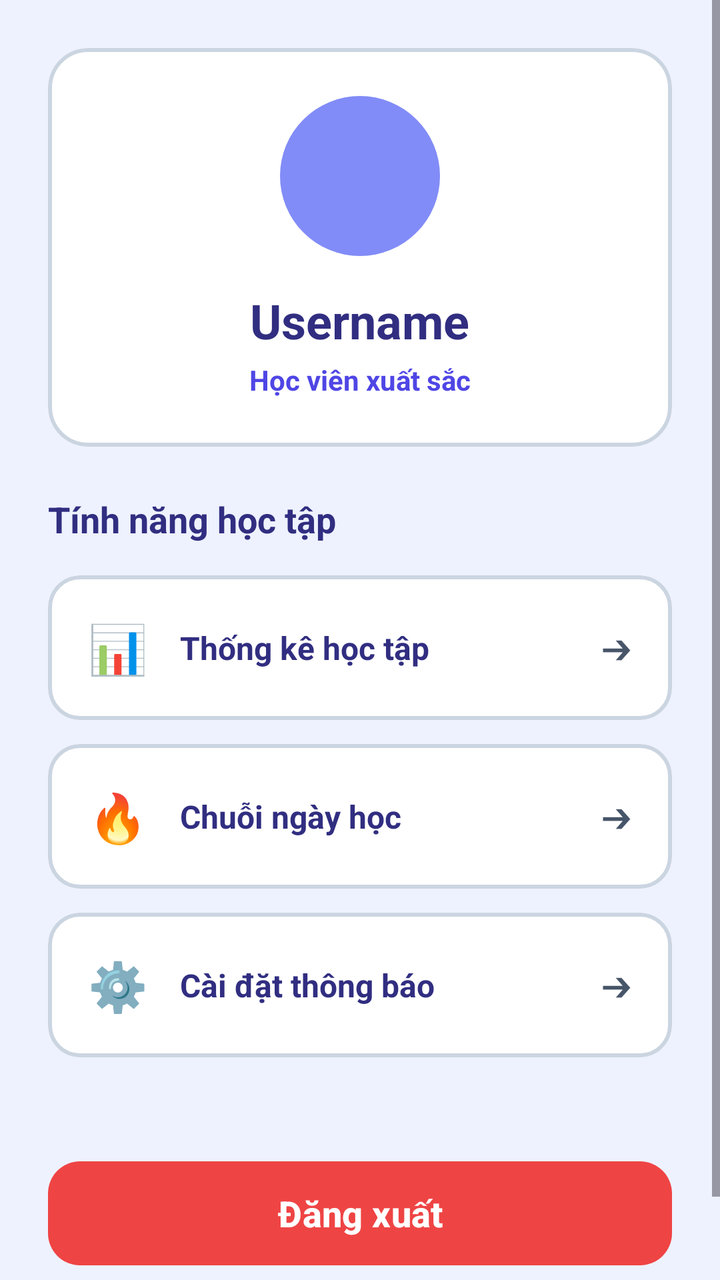
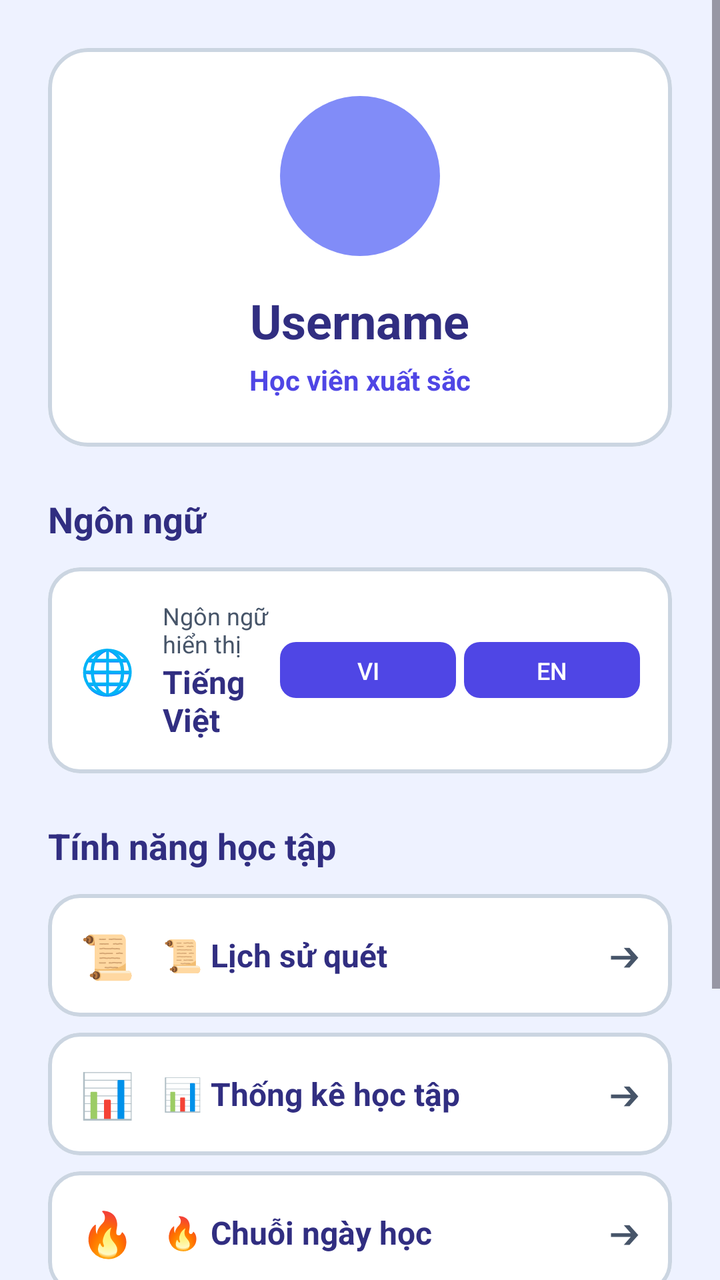

Before-and-after screenshots of an Android layout around one commit, followed by the original layout XML and the change that was made.
<!-- AndroidManifest.xml: application theme Theme.ObjectLanguage -->
<!-- res/layout/fragment_profile.xml -->
<?xml version="1.0" encoding="utf-8"?>
<ScrollView xmlns:android="http://schemas.android.com/apk/res/android"
    xmlns:app="http://schemas.android.com/apk/res-auto"
    android:layout_width="match_parent"
    android:layout_height="match_parent"
    android:background="@color/background"
    android:fillViewport="true">

    <LinearLayout
        android:layout_width="match_parent"
        android:layout_height="wrap_content"
        android:orientation="vertical"
        android:padding="24dp">


    <com.google.android.material.card.MaterialCardView
        android:layout_width="match_parent"
        android:layout_height="wrap_content"
        app:cardBackgroundColor="@color/surface"
        app:cardCornerRadius="20dp"
        app:cardElevation="0dp"
        app:strokeWidth="2dp"
        app:strokeColor="@color/divider"
        android:layout_marginBottom="24dp">

        <LinearLayout
            android:layout_width="match_parent"
            android:layout_height="wrap_content"
            android:orientation="vertical"
            android:padding="24dp"
            android:gravity="center">
            
            <ImageView
                android:layout_width="80dp"
                android:layout_height="80dp"
                android:src="@android:drawable/sym_def_app_icon"
                android:background="@drawable/circle_bg"
                android:layout_marginBottom="16dp" />

            <TextView
                android:id="@+id/tvUsername"
                android:layout_width="wrap_content"
                android:layout_height="wrap_content"
                android:text="Username"
                android:textColor="@color/text_primary"
                android:textSize="24sp"
                android:textStyle="bold" />
                
            <TextView
                android:layout_width="wrap_content"
                android:layout_height="wrap_content"
                android:text="Học viên xuất sắc"
                android:textColor="@color/primary"
                android:textSize="14sp"
                android:textStyle="bold"
                android:layout_marginTop="4dp" />

        </LinearLayout>
    </com.google.android.material.card.MaterialCardView>

    <TextView
        android:layout_width="match_parent"
        android:layout_height="wrap_content"
        android:text="Tính năng học tập"
        android:textColor="@color/text_primary"
        android:textSize="18sp"
        android:textStyle="bold"
        android:layout_marginBottom="16dp" />

    <com.google.android.material.card.MaterialCardView
        android:id="@+id/cardAnalytics"
        android:layout_width="match_parent"
        android:layout_height="wrap_content"
        app:cardBackgroundColor="@color/surface"
        app:cardCornerRadius="16dp"
        app:cardElevation="0dp"
        app:strokeWidth="2dp"
        app:strokeColor="@color/divider"
        android:layout_marginBottom="12dp"
        android:clickable="true"
        android:focusable="true"
        android:foreground="?android:attr/selectableItemBackground">

        <LinearLayout
            android:layout_width="match_parent"
            android:layout_height="wrap_content"
            android:orientation="horizontal"
            android:padding="20dp"
            android:gravity="center_vertical">
            <TextView android:layout_width="wrap_content" android:layout_height="wrap_content"
                android:text="📊" android:textSize="24sp" android:layout_marginEnd="16dp" />
            <TextView android:layout_width="0dp" android:layout_weight="1" android:layout_height="wrap_content"
                android:text="Thống kê học tập" android:textColor="@color/text_primary" android:textSize="16sp" android:textStyle="bold" />
            <TextView android:layout_width="wrap_content" android:layout_height="wrap_content"
                android:text="➔" android:textColor="@color/text_secondary" android:textSize="16sp" />
        </LinearLayout>
    </com.google.android.material.card.MaterialCardView>

    <com.google.android.material.card.MaterialCardView
        android:id="@+id/cardStreak"
        android:layout_width="match_parent"
        android:layout_height="wrap_content"
        app:cardBackgroundColor="@color/surface"
        app:cardCornerRadius="16dp"
        app:cardElevation="0dp"
        app:strokeWidth="2dp"
        app:strokeColor="@color/divider"
        android:layout_marginBottom="12dp"
        android:clickable="true"
        android:focusable="true"
        android:foreground="?android:attr/selectableItemBackground">

        <LinearLayout
            android:layout_width="match_parent"
            android:layout_height="wrap_content"
            android:orientation="horizontal"
            android:padding="20dp"
            android:gravity="center_vertical">
            <TextView android:layout_width="wrap_content" android:layout_height="wrap_content"
                android:text="🔥" android:textSize="24sp" android:layout_marginEnd="16dp" />
            <TextView android:layout_width="0dp" android:layout_weight="1" android:layout_height="wrap_content"
                android:text="Chuỗi ngày học" android:textColor="@color/text_primary" android:textSize="16sp" android:textStyle="bold" />
            <TextView android:layout_width="wrap_content" android:layout_height="wrap_content"
                android:text="➔" android:textColor="@color/text_secondary" android:textSize="16sp" />
        </LinearLayout>
    </com.google.android.material.card.MaterialCardView>

    <com.google.android.material.card.MaterialCardView
        android:id="@+id/cardSettings"
        android:layout_width="match_parent"
        android:layout_height="wrap_content"
        app:cardBackgroundColor="@color/surface"
        app:cardCornerRadius="16dp"
        app:cardElevation="0dp"
        app:strokeWidth="2dp"
        app:strokeColor="@color/divider"
        android:layout_marginBottom="24dp"
        android:clickable="true"
        android:focusable="true"
        android:foreground="?android:attr/selectableItemBackground">

        <LinearLayout
            android:layout_width="match_parent"
            android:layout_height="wrap_content"
            android:orientation="horizontal"
            android:padding="20dp"
            android:gravity="center_vertical">
            <TextView android:layout_width="wrap_content" android:layout_height="wrap_content"
                android:text="⚙️" android:textSize="24sp" android:layout_marginEnd="16dp" />
            <TextView android:layout_width="0dp" android:layout_weight="1" android:layout_height="wrap_content"
                android:text="Cài đặt thông báo" android:textColor="@color/text_primary" android:textSize="16sp" android:textStyle="bold" />
            <TextView android:layout_width="wrap_content" android:layout_height="wrap_content"
                android:text="➔" android:textColor="@color/text_secondary" android:textSize="16sp" />
        </LinearLayout>
    </com.google.android.material.card.MaterialCardView>

    <Space
        android:layout_width="match_parent"
        android:layout_height="0dp"
        android:layout_weight="1" />

    <com.google.android.material.button.MaterialButton
        android:id="@+id/btnLogout"
        android:layout_width="match_parent"
        android:layout_height="60dp"
        android:layout_marginTop="24dp"
        android:layout_marginBottom="24dp"
        android:text="Đăng xuất"
        android:textColor="@color/text_on_primary"
        android:textSize="18sp"
        android:textStyle="bold"
        app:backgroundTint="@color/error"
        app:cornerRadius="16dp" />

    </LinearLayout>
</ScrollView>
<!-- resources referenced by this layout -->
<resources>
  <color name="background">#EEF2FF</color>
  <color name="divider">#CBD5E1</color>
  <color name="error">#EF4444</color>
  <color name="primary">#4F46E5</color>
  <color name="surface">#FFFFFF</color>
  <color name="text_on_primary">#FFFFFF</color>
  <color name="text_primary">#312E81</color>
  <color name="text_secondary">#475569</color>
  <!-- drawable circle_bg (drawable) -->
  <?xml version="1.0" encoding="utf-8"?>
  <shape xmlns:android="http://schemas.android.com/apk/res/android" android:shape="oval">
      <solid android:color="@color/primary_light" />
  </shape>
  <style name="Theme.ObjectLanguage" parent="Theme.Material3.Light.NoActionBar">
          <item name="colorPrimary">@color/primary</item>
          <item name="colorPrimaryVariant">@color/primary_dark</item>
          <item name="colorOnPrimary">@color/text_on_primary</item>
          <item name="colorSecondary">@color/secondary</item>
          <item name="colorOnSecondary">@color/text_on_primary</item>
          <item name="android:colorBackground">@color/background</item>
          <item name="colorSurface">@color/surface</item>
          <item name="android:statusBarColor">@color/background</item>
          <item name="android:windowLightStatusBar">true</item>
          <item name="android:navigationBarColor">@color/surface</item>
          <item name="android:windowLightNavigationBar">true</item>
          
          
          <item name="cardViewStyle">@style/Widget.App.CardView</item>
      </style>
  <color name="primary_light">#818CF8</color>
  <color name="primary_dark">#312E81</color>
  <color name="secondary">#818CF8</color>
  <style name="Widget.App.CardView" parent="Widget.Material3.CardView.Elevated">
          <item name="cardBackgroundColor">@color/surface</item>
          <item name="cardCornerRadius">16dp</item>
          <item name="cardElevation">0dp</item>
          <item name="strokeWidth">2dp</item>
          <item name="strokeColor">@color/divider</item>
      </style>
</resources>

<!-- the commit's change to res/layout/fragment_profile.xml (unified diff, before → after) -->
@@ -12,165 +12,276 @@
         android:orientation="vertical"
         android:padding="24dp">
 
-
-    <com.google.android.material.card.MaterialCardView
-        android:layout_width="match_parent"
-        android:layout_height="wrap_content"
-        app:cardBackgroundColor="@color/surface"
-        app:cardCornerRadius="20dp"
-        app:cardElevation="0dp"
-        app:strokeWidth="2dp"
-        app:strokeColor="@color/divider"
-        android:layout_marginBottom="24dp">
-
-        <LinearLayout
-            android:layout_width="match_parent"
-            android:layout_height="wrap_content"
-            android:orientation="vertical"
-            android:padding="24dp"
-            android:gravity="center">
-            
-            <ImageView
-                android:layout_width="80dp"
-                android:layout_height="80dp"
-                android:src="@android:drawable/sym_def_app_icon"
-                android:background="@drawable/circle_bg"
-                android:layout_marginBottom="16dp" />
-
-            <TextView
-                android:id="@+id/tvUsername"
-                android:layout_width="wrap_content"
-                android:layout_height="wrap_content"
-                android:text="Username"
-                android:textColor="@color/text_primary"
-                android:textSize="24sp"
-                android:textStyle="bold" />
-                
-            <TextView
-                android:layout_width="wrap_content"
-                android:layout_height="wrap_content"
-                android:text="Học viên xuất sắc"
-                android:textColor="@color/primary"
-                android:textSize="14sp"
-                android:textStyle="bold"
-                android:layout_marginTop="4dp" />
-
-        </LinearLayout>
-    </com.google.android.material.card.MaterialCardView>
-
-    <TextView
-        android:layout_width="match_parent"
-        android:layout_height="wrap_content"
-        android:text="Tính năng học tập"
-        android:textColor="@color/text_primary"
-        android:textSize="18sp"
-        android:textStyle="bold"
-        android:layout_marginBottom="16dp" />
-
-    <com.google.android.material.card.MaterialCardView
-        android:id="@+id/cardAnalytics"
-        android:layout_width="match_parent"
-        android:layout_height="wrap_content"
-        app:cardBackgroundColor="@color/surface"
-        app:cardCornerRadius="16dp"
-        app:cardElevation="0dp"
-        app:strokeWidth="2dp"
-        app:strokeColor="@color/divider"
-        android:layout_marginBottom="12dp"
-        android:clickable="true"
-        android:focusable="true"
-        android:foreground="?android:attr/selectableItemBackground">
-
-        <LinearLayout
-            android:layout_width="match_parent"
-            android:layout_height="wrap_content"
-            android:orientation="horizontal"
-            android:padding="20dp"
-            android:gravity="center_vertical">
-            <TextView android:layout_width="wrap_content" android:layout_height="wrap_content"
-                android:text="📊" android:textSize="24sp" android:layout_marginEnd="16dp" />
-            <TextView android:layout_width="0dp" android:layout_weight="1" android:layout_height="wrap_content"
-                android:text="Thống kê học tập" android:textColor="@color/text_primary" android:textSize="16sp" android:textStyle="bold" />
-            <TextView android:layout_width="wrap_content" android:layout_height="wrap_content"
-                android:text="➔" android:textColor="@color/text_secondary" android:textSize="16sp" />
-        </LinearLayout>
-    </com.google.android.material.card.MaterialCardView>
-
-    <com.google.android.material.card.MaterialCardView
-        android:id="@+id/cardStreak"
-        android:layout_width="match_parent"
-        android:layout_height="wrap_content"
-        app:cardBackgroundColor="@color/surface"
-        app:cardCornerRadius="16dp"
-        app:cardElevation="0dp"
-        app:strokeWidth="2dp"
-        app:strokeColor="@color/divider"
-        android:layout_marginBottom="12dp"
-        android:clickable="true"
-        android:focusable="true"
-        android:foreground="?android:attr/selectableItemBackground">
-
-        <LinearLayout
-            android:layout_width="match_parent"
-            android:layout_height="wrap_content"
-            android:orientation="horizontal"
-            android:padding="20dp"
-            android:gravity="center_vertical">
-            <TextView android:layout_width="wrap_content" android:layout_height="wrap_content"
-                android:text="🔥" android:textSize="24sp" android:layout_marginEnd="16dp" />
-            <TextView android:layout_width="0dp" android:layout_weight="1" android:layout_height="wrap_content"
-                android:text="Chuỗi ngày học" android:textColor="@color/text_primary" android:textSize="16sp" android:textStyle="bold" />
-            <TextView android:layout_width="wrap_content" android:layout_height="wrap_content"
-                android:text="➔" android:textColor="@color/text_secondary" android:textSize="16sp" />
-        </LinearLayout>
-    </com.google.android.material.card.MaterialCardView>
-
-    <com.google.android.material.card.MaterialCardView
-        android:id="@+id/cardSettings"
-        android:layout_width="match_parent"
-        android:layout_height="wrap_content"
-        app:cardBackgroundColor="@color/surface"
-        app:cardCornerRadius="16dp"
-        app:cardElevation="0dp"
-        app:strokeWidth="2dp"
-        app:strokeColor="@color/divider"
-        android:layout_marginBottom="24dp"
-        android:clickable="true"
-        android:focusable="true"
-        android:foreground="?android:attr/selectableItemBackground">
-
-        <LinearLayout
-            android:layout_width="match_parent"
-            android:layout_height="wrap_content"
-            android:orientation="horizontal"
-            android:padding="20dp"
-            android:gravity="center_vertical">
-            <TextView android:layout_width="wrap_content" android:layout_height="wrap_content"
-                android:text="⚙️" android:textSize="24sp" android:layout_marginEnd="16dp" />
-            <TextView android:layout_width="0dp" android:layout_weight="1" android:layout_height="wrap_content"
-                android:text="Cài đặt thông báo" android:textColor="@color/text_primary" android:textSize="16sp" android:textStyle="bold" />
-            <TextView android:layout_width="wrap_content" android:layout_height="wrap_content"
-                android:text="➔" android:textColor="@color/text_secondary" android:textSize="16sp" />
-        </LinearLayout>
-    </com.google.android.material.card.MaterialCardView>
-
-    <Space
-        android:layout_width="match_parent"
-        android:layout_height="0dp"
-        android:layout_weight="1" />
-
-    <com.google.android.material.button.MaterialButton
-        android:id="@+id/btnLogout"
-        android:layout_width="match_parent"
-        android:layout_height="60dp"
-        android:layout_marginTop="24dp"
-        android:layout_marginBottom="24dp"
-        android:text="Đăng xuất"
-        android:textColor="@color/text_on_primary"
-        android:textSize="18sp"
-        android:textStyle="bold"
-        app:backgroundTint="@color/error"
-        app:cornerRadius="16dp" />
+        
+        <com.google.android.material.card.MaterialCardView
+            android:layout_width="match_parent"
+            android:layout_height="wrap_content"
+            app:cardBackgroundColor="@color/surface"
+            app:cardCornerRadius="20dp"
+            app:cardElevation="0dp"
+            app:strokeWidth="2dp"
+            app:strokeColor="@color/divider"
+            android:layout_marginBottom="24dp">
+
+            <LinearLayout
+                android:layout_width="match_parent"
+                android:layout_height="wrap_content"
+                android:orientation="vertical"
+                android:padding="24dp"
+                android:gravity="center">
+
+                <ImageView
+                    android:layout_width="80dp"
+                    android:layout_height="80dp"
+                    android:src="@android:drawable/sym_def_app_icon"
+                    android:background="@drawable/circle_bg"
+                    android:layout_marginBottom="16dp" />
+
+                <TextView
+                    android:id="@+id/tvUsername"
+                    android:layout_width="wrap_content"
+                    android:layout_height="wrap_content"
+                    android:text="Username"
+                    android:textColor="@color/text_primary"
+                    android:textSize="24sp"
+                    android:textStyle="bold" />
+
+                <TextView
+                    android:layout_width="wrap_content"
+                    android:layout_height="wrap_content"
+                    android:text="@string/profile_badge"
+                    android:textColor="@color/primary"
+                    android:textSize="14sp"
+                    android:textStyle="bold"
+                    android:layout_marginTop="4dp" />
+            </LinearLayout>
+        </com.google.android.material.card.MaterialCardView>
+
+        
+        <TextView
+            android:layout_width="match_parent"
+            android:layout_height="wrap_content"
+            android:text="@string/profile_section_language"
+            android:textColor="@color/text_primary"
+            android:textSize="18sp"
+            android:textStyle="bold"
+            android:layout_marginBottom="12dp" />
+
+
+        
+        <com.google.android.material.card.MaterialCardView
+            android:layout_width="match_parent"
+            android:layout_height="wrap_content"
+            app:cardBackgroundColor="@color/surface"
+            app:cardCornerRadius="16dp"
+            app:cardElevation="0dp"
+            app:strokeWidth="2dp"
+            app:strokeColor="@color/divider"
+            android:layout_marginBottom="24dp">
+
+            <LinearLayout
+                android:layout_width="match_parent"
+                android:layout_height="wrap_content"
+                android:orientation="horizontal"
+                android:padding="16dp"
+                android:gravity="center_vertical">
+
+                <TextView
+                    android:layout_width="wrap_content"
+                    android:layout_height="wrap_content"
+                    android:text="🌐"
+                    android:textSize="22sp"
+                    android:layout_marginEnd="14dp" />
+
+                <LinearLayout
+                    android:layout_width="0dp"
+                    android:layout_height="wrap_content"
+                    android:layout_weight="1"
+                    android:orientation="vertical">
+
+                    <TextView
+                        android:layout_width="wrap_content"
+                        android:layout_height="wrap_content"
+                        android:text="@string/profile_display_lang_label"
+                        android:textColor="@color/text_secondary"
+                        android:textSize="12sp" />
+
+                    <TextView
+                        android:id="@+id/tvDisplayLang"
+                        android:layout_width="wrap_content"
+                        android:layout_height="wrap_content"
+                        android:text="@string/profile_display_lang_vi"
+                        android:textColor="@color/text_primary"
+                        android:textSize="16sp"
+                        android:textStyle="bold" />
+                </LinearLayout>
+
+                <com.google.android.material.button.MaterialButton
+                    android:id="@+id/btnLangVI"
+                    android:layout_width="wrap_content"
+                    android:layout_height="36dp"
+                    android:text="VI"
+                    android:textSize="12sp"
+                    android:paddingStart="14dp"
+                    android:paddingEnd="14dp"
+                    app:cornerRadius="8dp"
+                    app:backgroundTint="@color/primary"
+                    android:layout_marginEnd="4dp" />
+
+                <com.google.android.material.button.MaterialButton
+                    android:id="@+id/btnLangEN"
+                    android:layout_width="wrap_content"
+                    android:layout_height="36dp"
+                    android:text="EN"
+                    android:textSize="12sp"
+                    android:paddingStart="14dp"
+                    android:paddingEnd="14dp"
+                    app:cornerRadius="8dp"
+                    app:backgroundTint="@color/primary" />
+            </LinearLayout>
+        </com.google.android.material.card.MaterialCardView>
+
+        
+        <TextView
+            android:layout_width="match_parent"
+            android:layout_height="wrap_content"
+            android:text="@string/profile_section_features"
+            android:textColor="@color/text_primary"
+            android:textSize="18sp"
+            android:textStyle="bold"
+            android:layout_marginBottom="12dp" />
+
+        <com.google.android.material.card.MaterialCardView
+            android:id="@+id/cardHistory"
+            android:layout_width="match_parent"
+            android:layout_height="wrap_content"
+            app:cardBackgroundColor="@color/surface"
+            app:cardCornerRadius="16dp"
+            app:cardElevation="0dp"
+            app:strokeWidth="2dp"
+            app:strokeColor="@color/divider"
+            android:layout_marginBottom="8dp"
+            android:clickable="true"
+            android:focusable="true"
+            android:foreground="?android:attr/selectableItemBackground">
+
+            <LinearLayout
+                android:layout_width="match_parent"
+                android:layout_height="wrap_content"
+                android:orientation="horizontal"
+                android:padding="16dp"
+                android:gravity="center_vertical">
+                <TextView android:layout_width="wrap_content" android:layout_height="wrap_content"
+                    android:text="📜" android:textSize="22sp" android:layout_marginEnd="14dp" />
+                <TextView android:layout_width="0dp" android:layout_weight="1" android:layout_height="wrap_content"
+                    android:text="@string/profile_menu_history" android:textColor="@color/text_primary"
+                    android:textSize="16sp" android:textStyle="bold" />
+                <TextView android:layout_width="wrap_content" android:layout_height="wrap_content"
+                    android:text="➔" android:textColor="@color/text_secondary" android:textSize="16sp" />
+            </LinearLayout>
+        </com.google.android.material.card.MaterialCardView>
+
+        <com.google.android.material.card.MaterialCardView
+            android:id="@+id/cardAnalytics"
+            android:layout_width="match_parent"
+            android:layout_height="wrap_content"
+            app:cardBackgroundColor="@color/surface"
+            app:cardCornerRadius="16dp"
+            app:cardElevation="0dp"
+            app:strokeWidth="2dp"
+            app:strokeColor="@color/divider"
+            android:layout_marginBottom="8dp"
+            android:clickable="true"
+            android:focusable="true"
+            android:foreground="?android:attr/selectableItemBackground">
+
+            <LinearLayout
+                android:layout_width="match_parent"
+                android:layout_height="wrap_content"
+                android:orientation="horizontal"
+                android:padding="16dp"
+                android:gravity="center_vertical">
+                <TextView android:layout_width="wrap_content" android:layout_height="wrap_content"
+                    android:text="📊" android:textSize="22sp" android:layout_marginEnd="14dp" />
+                <TextView android:layout_width="0dp" android:layout_weight="1" android:layout_height="wrap_content"
+                    android:text="@string/profile_menu_analytics" android:textColor="@color/text_primary"
+                    android:textSize="16sp" android:textStyle="bold" />
+                <TextView android:layout_width="wrap_content" android:layout_height="wrap_content"
+                    android:text="➔" android:textColor="@color/text_secondary" android:textSize="16sp" />
+            </LinearLayout>
+        </com.google.android.material.card.MaterialCardView>
+
+        <com.google.android.material.card.MaterialCardView
+            android:id="@+id/cardStreak"
+            android:layout_width="match_parent"
+            android:layout_height="wrap_content"
+            app:cardBackgroundColor="@color/surface"
+            app:cardCornerRadius="16dp"
+            app:cardElevation="0dp"
+            app:strokeWidth="2dp"
+            app:strokeColor="@color/divider"
+            android:layout_marginBottom="8dp"
+            android:clickable="true"
+            android:focusable="true"
+            android:foreground="?android:attr/selectableItemBackground">
+
+            <LinearLayout
+                android:layout_width="match_parent"
+                android:layout_height="wrap_content"
+                android:orientation="horizontal"
+                android:padding="16dp"
+                android:gravity="center_vertical">
+                <TextView android:layout_width="wrap_content" android:layout_height="wrap_content"
+                    android:text="🔥" android:textSize="22sp" android:layout_marginEnd="14dp" />
+                <TextView android:layout_width="0dp" android:layout_weight="1" android:layout_height="wrap_content"
+                    android:text="@string/profile_menu_streak" android:textColor="@color/text_primary"
+                    android:textSize="16sp" android:textStyle="bold" />
+                <TextView android:layout_width="wrap_content" android:layout_height="wrap_content"
+                    android:text="➔" android:textColor="@color/text_secondary" android:textSize="16sp" />
+            </LinearLayout>
+        </com.google.android.material.card.MaterialCardView>
+
+        <com.google.android.material.card.MaterialCardView
+            android:id="@+id/cardCollection"
+            android:layout_width="match_parent"
+            android:layout_height="wrap_content"
+            app:cardBackgroundColor="@color/surface"
+            app:cardCornerRadius="16dp"
+            app:cardElevation="0dp"
+            app:strokeWidth="2dp"
+            app:strokeColor="@color/divider"
+            android:layout_marginBottom="8dp"
+            android:clickable="true"
+            android:focusable="true"
+            android:foreground="?android:attr/selectableItemBackground">
+
+            <LinearLayout
+                android:layout_width="match_parent"
+                android:layout_height="wrap_content"
+                android:orientation="horizontal"
+                android:padding="16dp"
+                android:gravity="center_vertical">
+                <TextView android:layout_width="wrap_content" android:layout_height="wrap_content"
+                    android:text="📚" android:textSize="22sp" android:layout_marginEnd="14dp" />
+                <TextView android:layout_width="0dp" android:layout_weight="1" android:layout_height="wrap_content"
+                    android:text="Bộ sưu tập" android:textColor="@color/text_primary"
+                    android:textSize="16sp" android:textStyle="bold" />
+                <TextView android:layout_width="wrap_content" android:layout_height="wrap_content"
+                    android:text="➔" android:textColor="@color/text_secondary" android:textSize="16sp" />
+            </LinearLayout>
+        </com.google.android.material.card.MaterialCardView>
+
+        <com.google.android.material.button.MaterialButton
+            android:id="@+id/btnLogout"
+            android:layout_width="match_parent"
+            android:layout_height="56dp"
+            android:layout_marginBottom="24dp"
+            android:text="@string/profile_btn_logout"
+            android:textColor="@color/text_on_primary"
+            android:textSize="16sp"
+            android:textStyle="bold"
+            app:backgroundTint="@color/error"
+            app:cornerRadius="16dp" />
 
     </LinearLayout>
 </ScrollView>
<!-- resource entries referenced after the edit -->
@@ -13,6 +13,15 @@
   <shape xmlns:android="http://schemas.android.com/apk/res/android" android:shape="oval">
       <solid android:color="@color/primary_light" />
   </shape>
+  <string name="profile_badge">Học viên xuất sắc</string>
+  <string name="profile_btn_logout">Đăng xuất</string>
+  <string name="profile_display_lang_label">Ngôn ngữ hiển thị</string>
+  <string name="profile_display_lang_vi">Tiếng Việt</string>
+  <string name="profile_menu_analytics">📊 Thống kê học tập</string>
+  <string name="profile_menu_history">📜 Lịch sử quét</string>
+  <string name="profile_menu_streak">🔥 Chuỗi ngày học</string>
+  <string name="profile_section_features">Tính năng học tập</string>
+  <string name="profile_section_language">Ngôn ngữ</string>
   <style name="Theme.ObjectLanguage" parent="Theme.Material3.Light.NoActionBar">
           <item name="colorPrimary">@color/primary</item>
           <item name="colorPrimaryVariant">@color/primary_dark</item>
@@ -21,23 +30,39 @@
           <item name="colorOnSecondary">@color/text_on_primary</item>
           <item name="android:colorBackground">@color/background</item>
           <item name="colorSurface">@color/surface</item>
-          <item name="android:statusBarColor">@color/background</item>
-          <item name="android:windowLightStatusBar">true</item>
+          <item name="android:statusBarColor">@color/primary_dark</item>
+          <item name="android:windowLightStatusBar">false</item>
           <item name="android:navigationBarColor">@color/surface</item>
           <item name="android:windowLightNavigationBar">true</item>
           
-          
           <item name="cardViewStyle">@style/Widget.App.CardView</item>
+          <item name="bottomNavigationStyle">@style/Widget.App.BottomNav</item>
       </style>
   <color name="primary_light">#818CF8</color>
   <color name="primary_dark">#312E81</color>
   <color name="secondary">#818CF8</color>
   <style name="Widget.App.CardView" parent="Widget.Material3.CardView.Elevated">
           <item name="cardBackgroundColor">@color/surface</item>
-          <item name="cardCornerRadius">16dp</item>
-          <item name="cardElevation">0dp</item>
-          <item name="strokeWidth">2dp</item>
-          <item name="strokeColor">@color/divider</item>
+          <item name="cardCornerRadius">20dp</item>
+          <item name="cardElevation">2dp</item>
+          <item name="strokeWidth">0dp</item>
+      </style>
+  <style name="Widget.App.BottomNav" parent="Widget.Material3.BottomNavigationView">
+          <item name="backgroundTint">@color/bottom_nav_bg</item>
+          <item name="itemIconTint">@color/bottom_nav_color</item>
+          <item name="itemTextColor">@color/bottom_nav_color</item>
+          <item name="itemActiveIndicatorStyle">@style/Widget.App.BottomNav.ActiveIndicator</item>
+          <item name="labelVisibilityMode">labeled</item>
+          <item name="itemRippleColor">@color/primary_light</item>
+      </style>
+  <color name="bottom_nav_bg">#FFFFFF</color>
+  <style name="Widget.App.BottomNav.ActiveIndicator" parent="Widget.Material3.BottomNavigationView.ActiveIndicator">
+          <item name="android:color">@color/surface_variant</item>
+          <item name="shapeAppearance">@style/ShapeAppearance.App.SmallComponent</item>
+      </style>
+  <color name="surface_variant">#E0E7FF</color>
+  <style name="ShapeAppearance.App.SmallComponent" parent="ShapeAppearance.Material3.SmallComponent">
+          <item name="cornerSize">16dp</item>
       </style>
 </resources>
 
